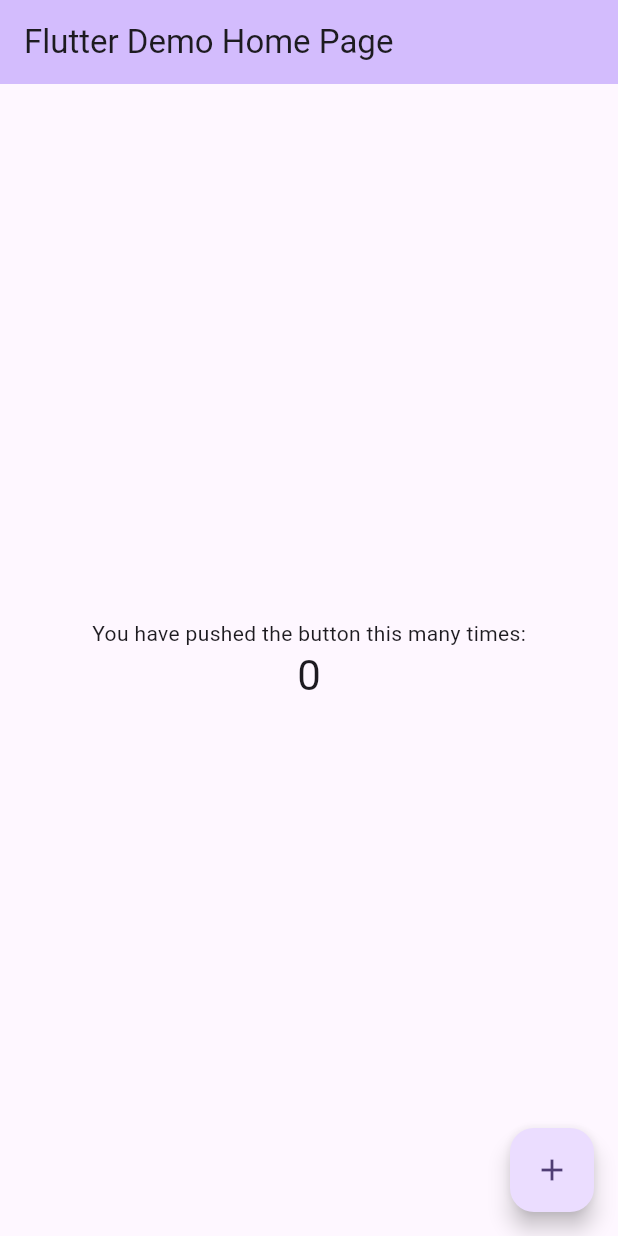
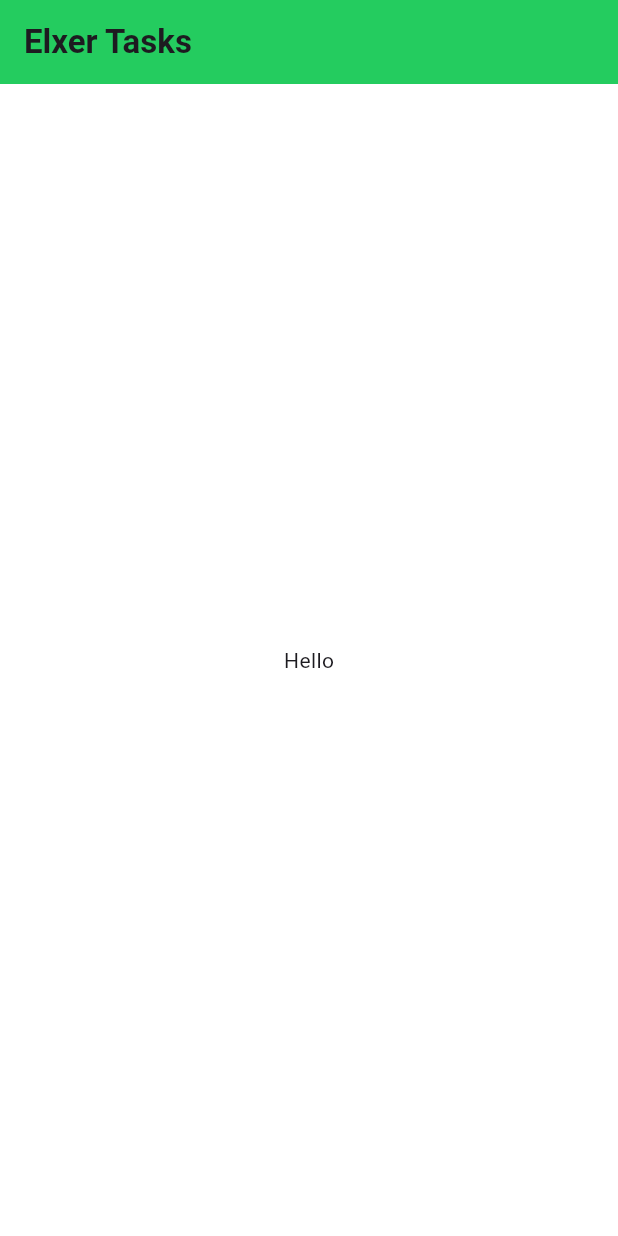
Before and after one commit to anmolthedeveloper/elxer_tasks_flutter, a Flutter app: the screen it shows after launch, on a phone screen of 412 x 824 dp. Run offline on Flutter 3.47's test engine with Material 3 defaults, Android fonts, the phone set to English and light mode, and no system bars; our stand-ins replace google_fonts.

Commit message:
Colors and theme created, initial scaffold created

```diff
--- /dev/null
+++ b/lib/app.dart
@@ -0,0 +1,19 @@
+import 'package:elxer_tasks/pages/dashboard/dashboardPage.dart';
+import 'package:flutter/material.dart';
+
+import 'core/theme/theme.dart';
+
+class MyApp extends StatelessWidget {
+  const MyApp({super.key});
+
+  @override
+  Widget build(BuildContext context) {
+    AppTheme theme = AppTheme();
+    return MaterialApp(
+      debugShowCheckedModeBanner: false,
+      title: 'Elxer Tasks',
+      theme: theme.lightThemeData,
+      home: const DashboardPage(),
+    );
+  }
+}
--- /dev/null
+++ b/lib/core/theme/colors.dart
@@ -0,0 +1,8 @@
+import 'package:flutter/material.dart';
+
+const primaryBlackColor = Colors.black;
+const primaryWhiteColor = Colors.white;
+const secondaryOffWhiteColor = Color(0xFFDEDEDE);
+const primaryYellow = Color(0xFF0D66FF);
+const primaryGreenColor = Color(0xFF1D5E4A);
+const primaryGreenThemeColor = Color(0xFF24CC5F);
--- /dev/null
+++ b/lib/core/theme/theme.dart
@@ -0,0 +1,46 @@
+import 'package:flutter/material.dart';
+import 'package:google_fonts/google_fonts.dart';
+
+import 'colors.dart';
+
+class AppTheme {
+  ThemeData get lightThemeData {
+    ThemeData theme = ThemeData(
+      useMaterial3: true,
+      scaffoldBackgroundColor: primaryWhiteColor,
+      appBarTheme: const AppBarTheme(
+        backgroundColor: primaryBlackColor,
+      ),
+      primaryColor: primaryGreenThemeColor,
+      textSelectionTheme: TextSelectionThemeData(
+        cursorColor: primaryGreenThemeColor.withOpacity(.5),
+        selectionColor: primaryGreenThemeColor.withOpacity(.5),
+        selectionHandleColor: primaryGreenThemeColor,
+      ),
+      textTheme: TextTheme(
+        titleLarge: GoogleFonts.roboto(
+          textStyle: const TextStyle(
+            color: primaryBlackColor,
+            fontWeight: FontWeight.w700,
+            fontSize: 22,
+          ),
+        ),
+        titleMedium: GoogleFonts.roboto(
+          textStyle: const TextStyle(
+            color: primaryBlackColor,
+            fontWeight: FontWeight.w400,
+            fontSize: 18,
+          ),
+        ),
+        titleSmall: GoogleFonts.roboto(
+          textStyle: const TextStyle(
+            color: primaryBlackColor,
+            fontWeight: FontWeight.w700,
+            fontSize: 14,
+          ),
+        ),
+      ),
+    );
+    return theme;
+  }
+}
--- a/lib/main.dart
+++ b/lib/main.dart
@@ -1,69 +1,7 @@
 import 'package:flutter/material.dart';
+
+import 'app.dart';
 
 void main() {
   runApp(const MyApp());
 }
-
-class MyApp extends StatelessWidget {
-  const MyApp({super.key});
-
-  // This widget is the root of your application.
-  @override
-  Widget build(BuildContext context) {
-    return MaterialApp(
-      title: 'Flutter Demo',
-      theme: ThemeData(
-        colorScheme: ColorScheme.fromSeed(seedColor: Colors.deepPurple),
-        useMaterial3: true,
-      ),
-      home: const MyHomePage(title: 'Flutter Demo Home Page'),
-    );
-  }
-}
-
-class MyHomePage extends StatefulWidget {
-  const MyHomePage({super.key, required this.title});
-  final String title;
-
-  @override
-  State<MyHomePage> createState() => _MyHomePageState();
-}
-
-class _MyHomePageState extends State<MyHomePage> {
-  int _counter = 0;
-
-  void _incrementCounter() {
-    setState(() {
-      _counter++;
-    });
-  }
-
-  @override
-  Widget build(BuildContext context) {
-    return Scaffold(
-      appBar: AppBar(
-        backgroundColor: Theme.of(context).colorScheme.inversePrimary,
-        title: Text(widget.title),
-      ),
-      body: Center(
-        child: Column(
-          mainAxisAlignment: MainAxisAlignment.center,
-          children: <Widget>[
-            const Text(
-              'You have pushed the button this many times:',
-            ),
-            Text(
-              '$_counter',
-              style: Theme.of(context).textTheme.headlineMedium,
-            ),
-          ],
-        ),
-      ),
-      floatingActionButton: FloatingActionButton(
-        onPressed: _incrementCounter,
-        tooltip: 'Increment',
-        child: const Icon(Icons.add),
-      ),
-    );
-  }
-}
--- /dev/null
+++ b/lib/pages/dashboard/dashbaordView.dart
@@ -0,0 +1,32 @@
+import 'package:flutter/material.dart';
+
+import '../../core/theme/colors.dart';
+
+class DashboardView extends StatefulWidget {
+  const DashboardView({super.key});
+
+  @override
+  State<DashboardView> createState() => _DashboardViewState();
+}
+
+class _DashboardViewState extends State<DashboardView> {
+  @override
+  Widget build(BuildContext context) {
+    return Scaffold(
+      appBar: AppBar(
+        backgroundColor: primaryGreenThemeColor,
+        title: const Text('Elxer Tasks'),
+      ),
+      body: const Center(
+        child: Column(
+          mainAxisAlignment: MainAxisAlignment.center,
+          children: <Widget>[
+            Text(
+              'Hello',
+            ),
+          ],
+        ),
+      ),
+    );
+  }
+}
--- /dev/null
+++ b/lib/pages/dashboard/dashboardPage.dart
@@ -0,0 +1,11 @@
+import 'package:elxer_tasks/pages/dashboard/dashbaordView.dart';
+import 'package:flutter/cupertino.dart';
+
+class DashboardPage extends StatelessWidget {
+  const DashboardPage({super.key});
+
+  @override
+  Widget build(BuildContext context) {
+    return const DashboardView();
+  }
+}
--- a/pubspec.yaml
+++ b/pubspec.yaml
@@ -35,6 +35,7 @@ dependencies:
   # The following adds the Cupertino Icons font to your application.
   # Use with the CupertinoIcons class for iOS style icons.
   cupertino_icons: ^1.0.6
+  google_fonts: ^6.2.1
 
 dev_dependencies:
   flutter_test:
```
Also changed, not shown: pubspec.lock, 2 other files.
